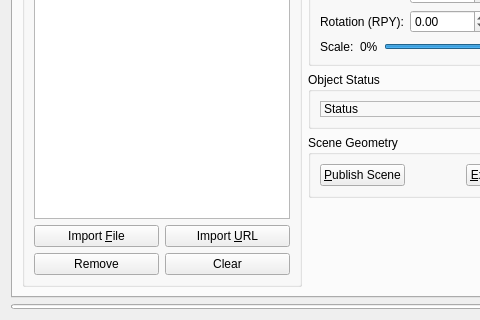
Qt form moveit_ros/visualization/motion_planning_rviz_plugin/src/ui/motion_planning_rviz_plugin_frame.ui (moveit/moveit) before a commit; both pictures show x 0 to 480 and y 94 to 414 of the 692 by 414 pixel window.
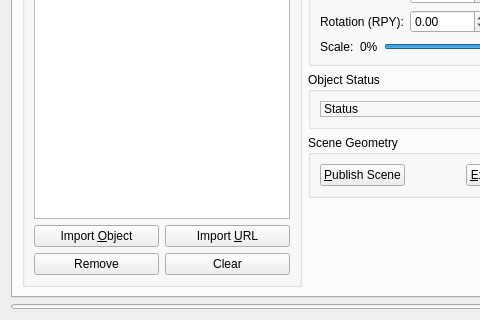
The same form after that commit. The open tabs and pages were chosen to show the change. Custom widgets are drawn as their Qt base class.

Commit message: Clarify object importing

```diff
--- a/moveit_ros/visualization/motion_planning_rviz_plugin/src/ui/motion_planning_rviz_plugin_frame.ui
+++ b/moveit_ros/visualization/motion_planning_rviz_plugin/src/ui/motion_planning_rviz_plugin_frame.ui
@@ -1218,7 +1218,7 @@
           <item row="1" column="0">
            <widget class="QPushButton" name="import_file_button">
             <property name="text">
-             <string>Import &amp;File</string>
+             <string>Import &amp;Object</string>
             </property>
            </widget>
           </item>
```
Left out of the diff: 8 changed lines with no effect on the pictures. The commit also changes 3 other files.
